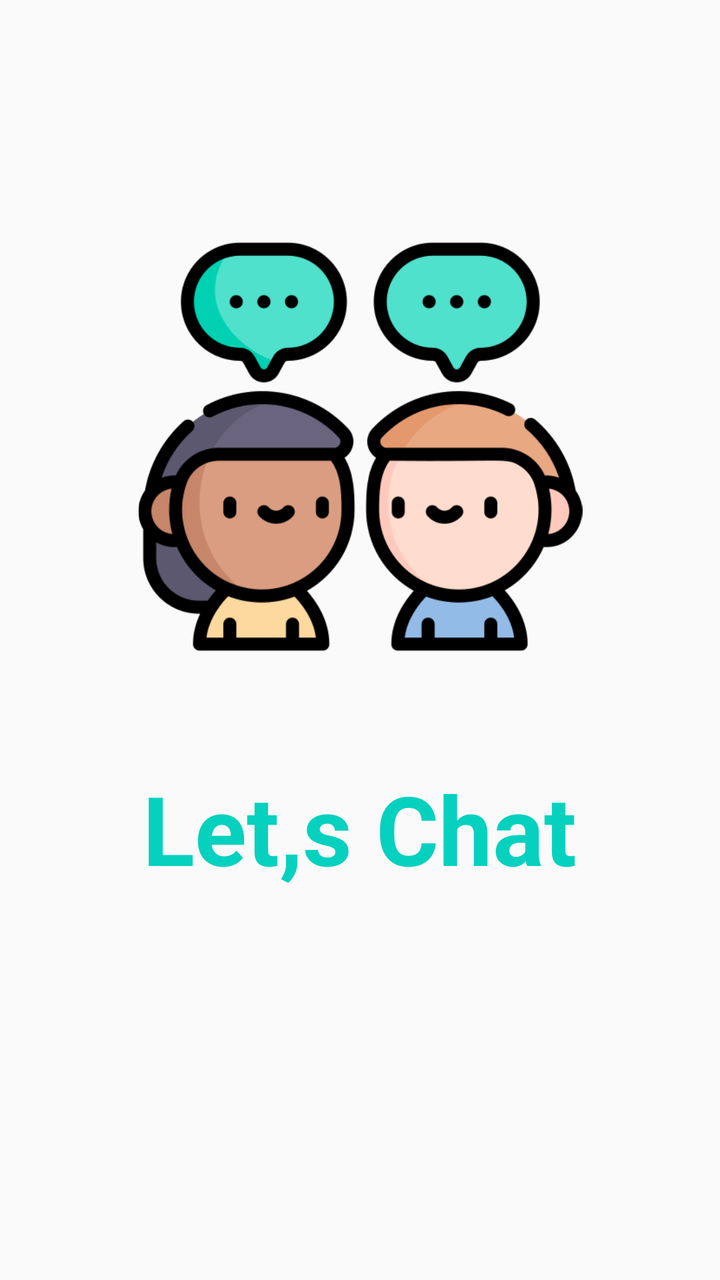
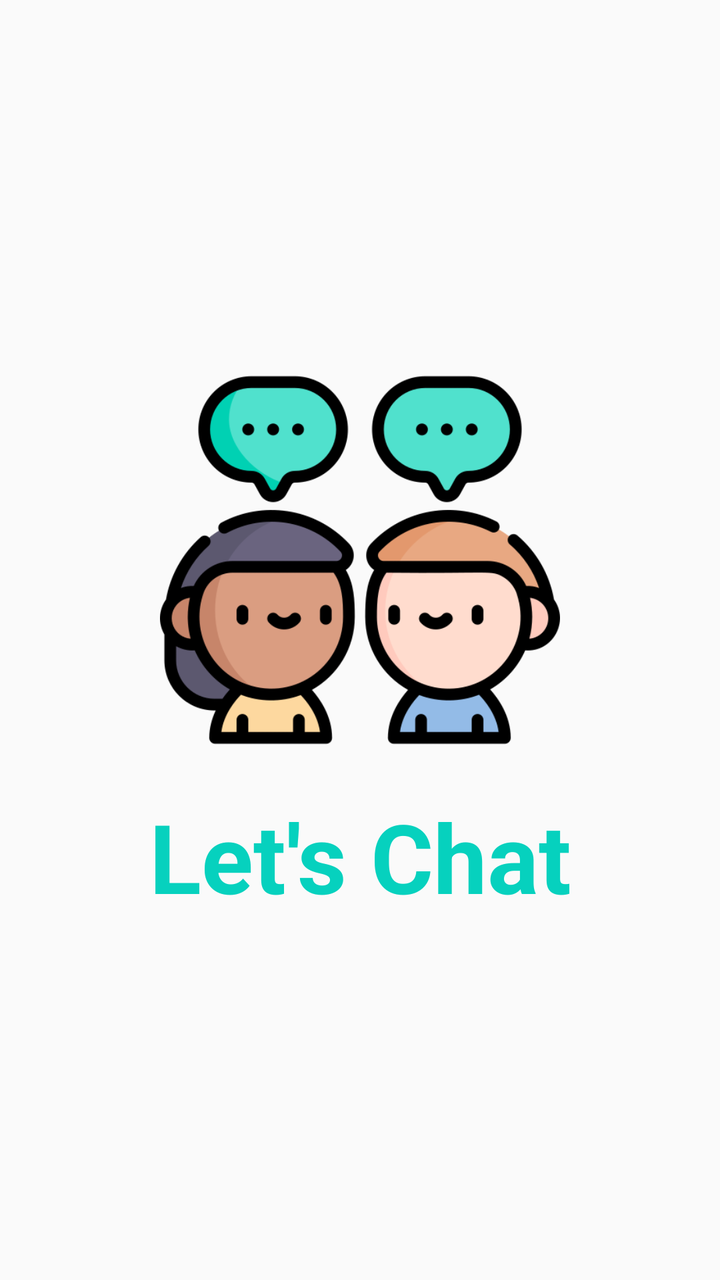

Compare the two renders of this Android layout. The source of the first and the diff that turns it into the second are given below.
<!-- AndroidManifest.xml: application theme Theme.ChatApp -->
<!-- res/layout/activity_splash.xml -->
<?xml version="1.0" encoding="utf-8"?>
<androidx.constraintlayout.widget.ConstraintLayout xmlns:android="http://schemas.android.com/apk/res/android"
    xmlns:app="http://schemas.android.com/apk/res-auto"
    xmlns:tools="http://schemas.android.com/tools"
    android:layout_width="match_parent"
    android:layout_height="match_parent"
    tools:context=".SplashActivity">

    <ImageView
        android:id="@+id/imageView3"
        android:layout_width="239dp"
        android:layout_height="222dp"
        app:layout_constraintBottom_toBottomOf="parent"
        app:layout_constraintEnd_toEndOf="parent"
        app:layout_constraintStart_toStartOf="parent"
        app:layout_constraintTop_toTopOf="parent"
        app:layout_constraintVertical_bias="0.269"
        app:srcCompat="@drawable/talk" />

    <TextView
        android:id="@+id/textView"
        android:layout_width="wrap_content"
        android:layout_height="wrap_content"
        android:text="Let,s Chat"
        android:textColor="#06D1BE"
        android:textSize="48sp"
        android:textStyle="bold"
        app:layout_constraintBottom_toBottomOf="parent"
        app:layout_constraintEnd_toEndOf="parent"
        app:layout_constraintHorizontal_bias="0.498"
        app:layout_constraintStart_toStartOf="parent"
        app:layout_constraintTop_toBottomOf="@+id/imageView3"
        app:layout_constraintVertical_bias="0.198" />
</androidx.constraintlayout.widget.ConstraintLayout>
<!-- resources referenced by this layout -->
<resources>
  <!-- drawable talk: png bitmap (drawable, 46488 bytes) -->
  <style name="Theme.ChatApp" parent="Base.Theme.ChatApp" />
  <style name="Base.Theme.ChatApp" parent="Theme.AppCompat.DayNight.DarkActionBar">
          
          
      </style>
</resources>

<!-- the commit's change to res/layout/activity_splash.xml (unified diff, before → after) -->
@@ -8,27 +8,26 @@
 
     <ImageView
         android:id="@+id/imageView3"
-        android:layout_width="239dp"
-        android:layout_height="222dp"
-        app:layout_constraintBottom_toBottomOf="parent"
+        android:layout_width="200dp"
+        android:layout_height="200dp"
+        app:layout_constraintBottom_toTopOf="@+id/textView"
         app:layout_constraintEnd_toEndOf="parent"
         app:layout_constraintStart_toStartOf="parent"
         app:layout_constraintTop_toTopOf="parent"
-        app:layout_constraintVertical_bias="0.269"
+        app:layout_constraintVertical_chainStyle="packed"
         app:srcCompat="@drawable/talk" />
 
     <TextView
         android:id="@+id/textView"
         android:layout_width="wrap_content"
         android:layout_height="wrap_content"
-        android:text="Let,s Chat"
+        android:layout_marginTop="16dp"
+        android:text="Let's Chat"
         android:textColor="#06D1BE"
         android:textSize="48sp"
         android:textStyle="bold"
         app:layout_constraintBottom_toBottomOf="parent"
         app:layout_constraintEnd_toEndOf="parent"
-        app:layout_constraintHorizontal_bias="0.498"
         app:layout_constraintStart_toStartOf="parent"
-        app:layout_constraintTop_toBottomOf="@+id/imageView3"
-        app:layout_constraintVertical_bias="0.198" />
+        app:layout_constraintTop_toBottomOf="@+id/imageView3" />
 </androidx.constraintlayout.widget.ConstraintLayout>
